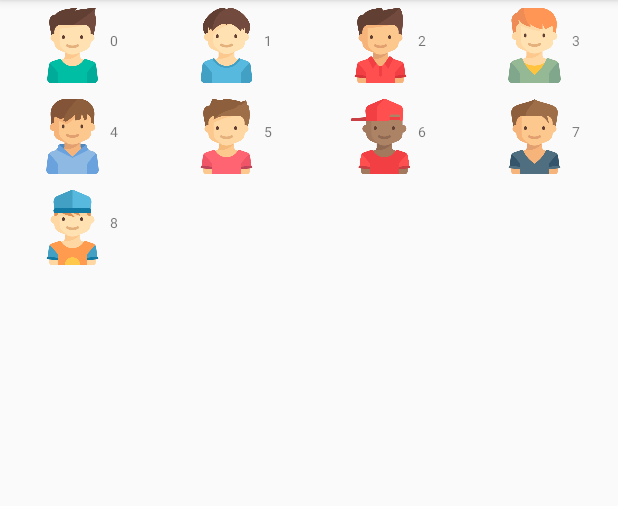
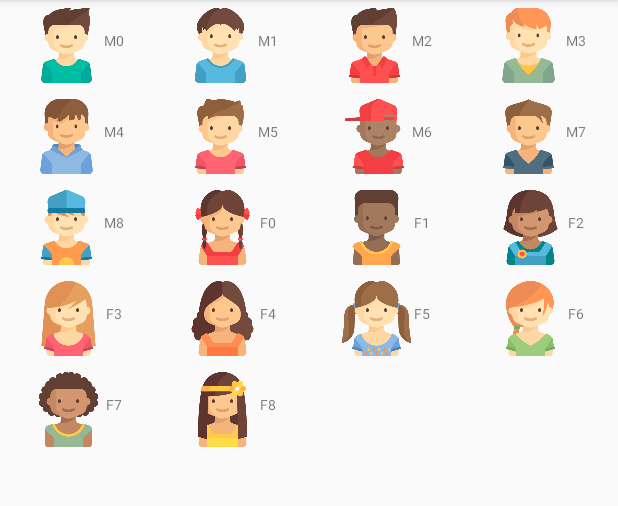
Before and after one commit to Atlas0904/Project_FollowWe, an Android app: the LoginIconSelectActivity screen opened directly, with no data from a screen before it, on a phone screen of 412 x 824 dp, the part 84-590 px from its top. Run offline under Robolectric (Android 15) with nearby library versions, the phone set to English and light mode, and no system bars.

Commit message:
[Android][Project][Follow We] Enable Multi-dex build to resolve build problem. Add more icon for choose. User can use thier own icon
1. Resolve dex too big problem
2. Add Male & Female icon
3. Convert resource file to bitmap (due to original resouce file is 512 *512 too big on Google map)
4. Update icon by user select

Title:
Type:
Root Cause:
Solution:
Feature:
ToDO:

```diff
--- a/app/build.gradle
+++ b/app/build.gradle
@@ -11,6 +11,9 @@ android {
         targetSdkVersion 23
         versionCode 1
         versionName "1.0"
+
+        // Enabling multidex support.
+        multiDexEnabled true
     }
     buildTypes {
         release {
@@ -41,6 +44,9 @@ dependencies {
     // Gson
     compile 'com.google.code.gson:gson:2.3.1'
 
+    // Add to support multidex apk
+    compile 'com.android.support:multidex:1.0.0'
+
 }
 // Add to the bottom of the file
 apply plugin: 'com.google.gms.google-services'
--- a/app/src/main/java/com/as/atlas/googlemapfollowwe/LoginIconSelectActivity.java
+++ b/app/src/main/java/com/as/atlas/googlemapfollowwe/LoginIconSelectActivity.java
@@ -1,7 +1,10 @@
 package com.as.atlas.googlemapfollowwe;
 
+import android.app.Activity;
+import android.content.Intent;
 import android.support.v7.app.AppCompatActivity;
 import android.os.Bundle;
+import android.util.Log;
 import android.view.View;
 import android.widget.AdapterView;
 import android.widget.GridView;
@@ -9,17 +12,29 @@ import android.widget.Toast;
 
 public class LoginIconSelectActivity extends AppCompatActivity {
 
+    public static final String EXTRA_USER_SELECT_IMG = "user_select_img";
+    private static final String TAG = LoginIconSelectActivity.class.getSimpleName();
+
     GridView gridView;
     String [] description = {
-            "0",
-            "1",
-            "2",
-            "3",
-            "4",
-            "5",
-            "6",
-            "7",
-            "8",
+            "M0",
+            "M1",
+            "M2",
+            "M3",
+            "M4",
+            "M5",
+            "M6",
+            "M7",
+            "M8",
+            "F0",
+            "F1",
+            "F2",
+            "F3",
+            "F4",
+            "F5",
+            "F6",
+            "F7",
+            "F8",
     };
     int[] imageId = {
             R.mipmap.icon_boy_0,
@@ -31,6 +46,15 @@ public class LoginIconSelectActivity extends AppCompatActivity {
             R.mipmap.icon_boy_6,
             R.mipmap.icon_boy_7,
             R.mipmap.icon_boy_8,
+            R.mipmap.icon_girl_0,
+            R.mipmap.icon_girl_1,
+            R.mipmap.icon_girl_2,
+            R.mipmap.icon_girl_3,
+            R.mipmap.icon_girl_4,
+            R.mipmap.icon_girl_5,
+            R.mipmap.icon_girl_6,
+            R.mipmap.icon_girl_7,
+            R.mipmap.icon_girl_8
     };
 
     @Override
@@ -46,6 +70,16 @@ public class LoginIconSelectActivity extends AppCompatActivity {
             @Override
             public void onItemClick(AdapterView<?> adapterView, View view, int i, long l) {
                 Toast.makeText(LoginIconSelectActivity.this, "You Clicked at " + description[i], Toast.LENGTH_SHORT).show();
+                Log.d(TAG, "setOnItemClickListener: index=" + i + " description=" + description[i] + " icon=" + imageId[i]);
+
+                Intent data = new Intent();
+                data.putExtra(EXTRA_USER_SELECT_IMG, imageId[i]);
+                if (getParent() == null) {
+                    setResult(Activity.RESULT_OK, data);
+                } else {
+                    getParent().setResult(Activity.RESULT_OK, data);
+                }
+                finish();
             }
         });
 
--- a/app/src/main/java/com/as/atlas/googlemapfollowwe/UserOnlineChangeValueEventListener.java
+++ b/app/src/main/java/com/as/atlas/googlemapfollowwe/UserOnlineChangeValueEventListener.java
@@ -43,7 +43,7 @@ public class UserOnlineChangeValueEventListener implements ValueEventListener, C
 
     public void updateCurrentUserLocation(CurrentUserInfo currentUserInfo, Location location) {
         currentUserInfo.latLng = new LatLng(location.getLatitude(), location.getLongitude());
-        User user = new User(currentUserInfo.name, currentUserInfo.latLng.latitude, currentUserInfo.latLng.longitude);
+        User user = new User(currentUserInfo.name, currentUserInfo.latLng.latitude, currentUserInfo.latLng.longitude, currentUserInfo.iconNo);
         ref.child(currentUserInfo.name).setValue(user);
     }
 
@@ -103,7 +103,7 @@ public class UserOnlineChangeValueEventListener implements ValueEventListener, C
                 // Add new icon
                 User user= userMisc.user;
                 LatLng latLng = new LatLng(user.getLat(), user.getLng());
-                Marker marker = GoogleMapEventHandler.addMarker(latLng, user.name, latLng.toString(), defaultIcon);
+                Marker marker = GoogleMapEventHandler.addMarker(latLng, user.name, latLng.toString(), user.iconNo);
                 userMisc.marker = marker;
             }
         }
```
Also changed, not shown: app/src/main/AndroidManifest.xml (+4 -3 lines), app/src/main/java/com/as/atlas/googlemapfollowwe/CurrentUserInfo.java (+10 -8 lines), app/src/main/java/com/as/atlas/googlemapfollowwe/GoogleMapEventHandler.java (+19 -1 lines), app/src/main/java/com/as/atlas/googlemapfollowwe/LoginActivity.java (+28 -1 lines), app/src/main/java/com/as/atlas/googlemapfollowwe/MapsActivity.java (+33 -31 lines), app/src/main/java/com/as/atlas/googlemapfollowwe/User.java (+6 -4 lines), app/src/main/res/layout/activity_login.xml (+4 -4 lines).
